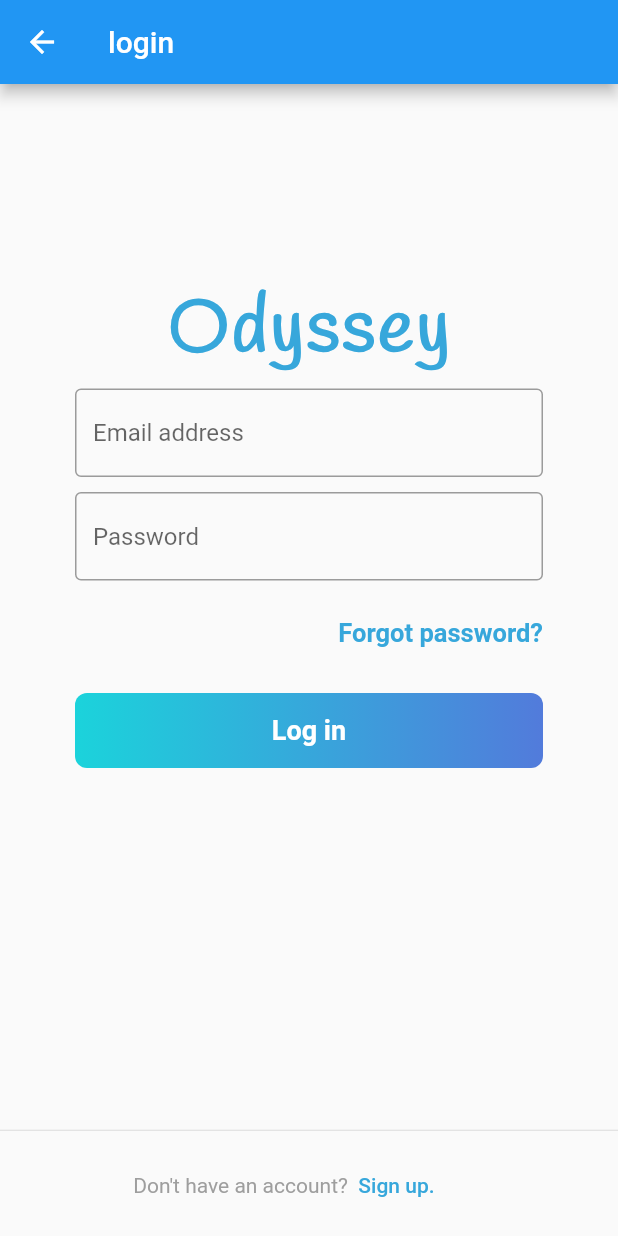
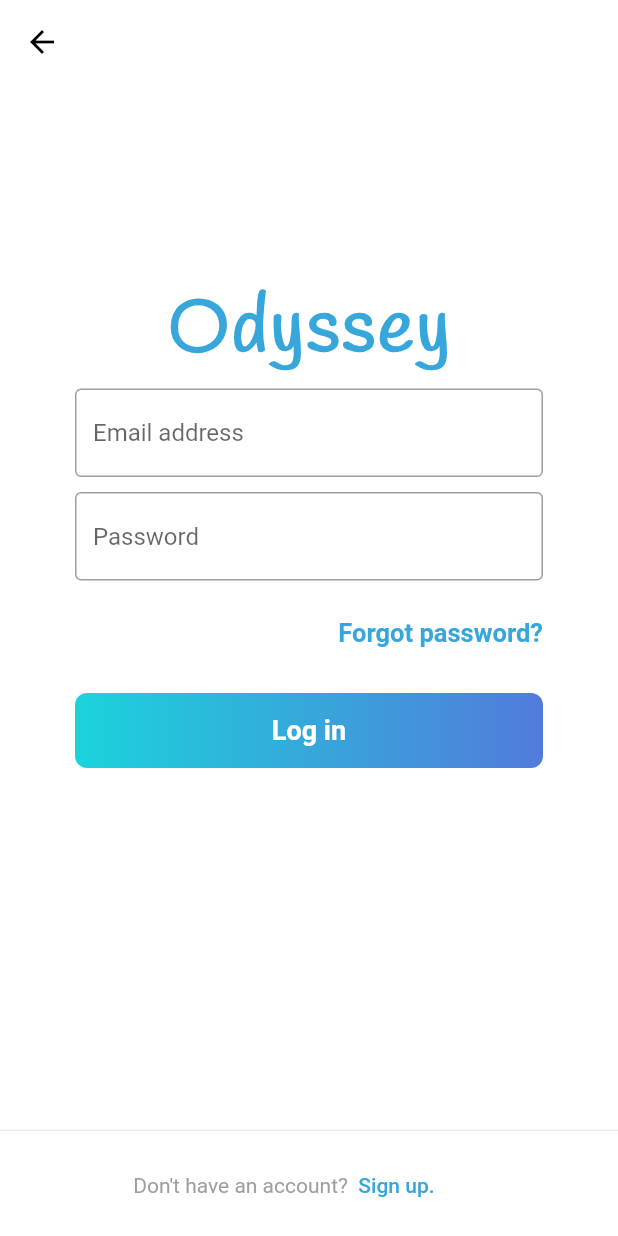
Before and after one commit to ShathaAldosari01/2022-gp1-7, a Flutter app: the screen it shows after launch, after a tap on "Log in", on a phone screen of 412 x 824 dp. Run offline on Flutter 3.47's test engine with Material 2 defaults, Android fonts, the phone set to English and light mode, and no system bars; our stand-ins replace firebase_auth; accounts and stored records are empty; network calls fail.

Commit message:
updite login UI

```diff
--- a/lib/screen/auth/login.dart
+++ b/lib/screen/auth/login.dart
@@ -15,8 +15,11 @@ class _LoginState extends State<Login> {
   @override
   Widget build(BuildContext context) {
     return new Scaffold(
+      backgroundColor: Palette.backgroundColor,
       appBar: AppBar(
-        title: Text("login"),
+        backgroundColor: Palette.backgroundColor,
+        foregroundColor: Palette.textColor,
+        elevation: 0,//no shadow
       ),
       //fix overlode error
       resizeToAvoidBottomInset: false,
```
